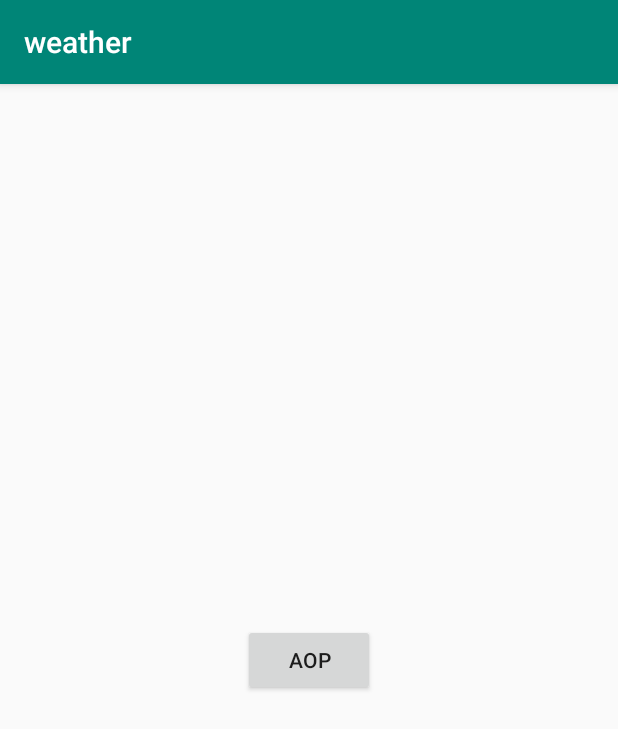
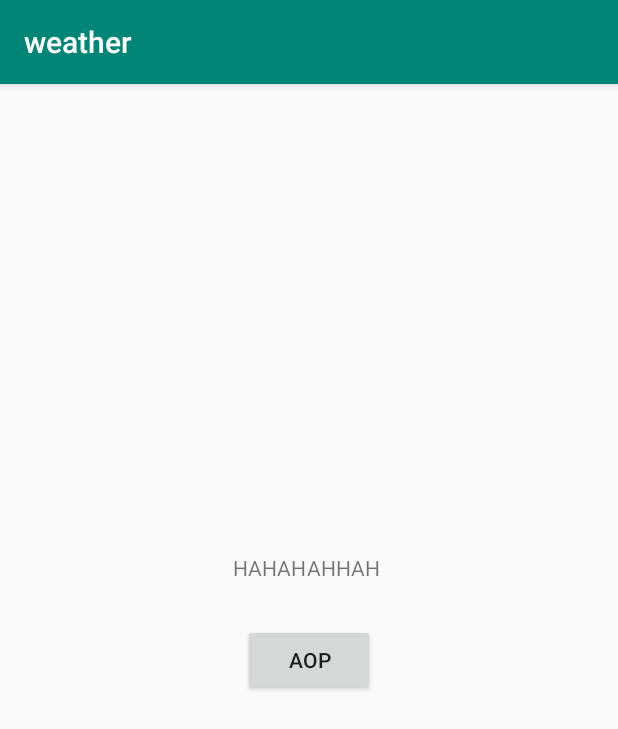
Before and after one commit to shuqianlan/weather, an Android app: the CheckOnClickActivity screen opened directly, with no data from a screen before it, after a tap on "AOP", on a phone screen of 412 x 824 dp. Shown: the top 729 px of the screen. Run offline under Robolectric (Android 15) with nearby library versions, the phone set to English and light mode, and no system bars; our stand-ins replace ButterKnife.

Commit message:
AOP
- test.

```diff
--- a/app/src/main/java/com/ilifesmart/aop/CheckOnClickActivity.java
+++ b/app/src/main/java/com/ilifesmart/aop/CheckOnClickActivity.java
@@ -1,13 +1,13 @@
 package com.ilifesmart.aop;
 
 import android.content.Context;
-import android.content.DialogInterface;
 import android.content.Intent;
 import android.os.Bundle;
 import android.support.v7.app.AppCompatActivity;
 import android.util.Log;
 import android.view.View;
 import android.widget.Button;
+import android.widget.TextView;
 
 import com.ilifesmart.weather.R;
 
@@ -20,6 +20,8 @@ public class CheckOnClickActivity extends AppCompatActivity implements View.OnCl
 
     @BindView(R.id.bt_click_test)
     Button mBtClickTest;
+    @BindView(R.id.textView)
+    TextView mTextView;
 
     @Override
     protected void onCreate(Bundle savedInstanceState) {
@@ -32,7 +34,9 @@ public class CheckOnClickActivity extends AppCompatActivity implements View.OnCl
 
     @Override
     public void onClick(View v) {
-        Log.d(TAG, "onClick: clicked ..");
+        Log.d(TAG, "before_setText ..");
+        mTextView.setText("HAHAHAHHAH ");
+        Log.d(TAG, "after_setText ..");
     }
 
     public static Intent newIntent(Context context) {
--- a/app/src/main/res/layout/activity_check_on_click.xml
+++ b/app/src/main/res/layout/activity_check_on_click.xml
@@ -16,4 +16,14 @@
         app:layout_constraintEnd_toEndOf="parent"
         app:layout_constraintStart_toStartOf="parent"
         app:layout_constraintTop_toTopOf="parent" />
+
+    <TextView
+        android:id="@+id/textView"
+        android:layout_width="wrap_content"
+        android:layout_height="wrap_content"
+        android:layout_marginBottom="28dp"
+        android:text="TextView"
+        app:layout_constraintBottom_toTopOf="@+id/bt_click_test"
+        app:layout_constraintEnd_toEndOf="@+id/bt_click_test"
+        app:layout_constraintStart_toStartOf="@+id/bt_click_test" />
 </android.support.constraint.ConstraintLayout>
```
Also changed, not shown: app/src/main/java/com/ilifesmart/aop/AspectTest.java (+9 -20 lines).
